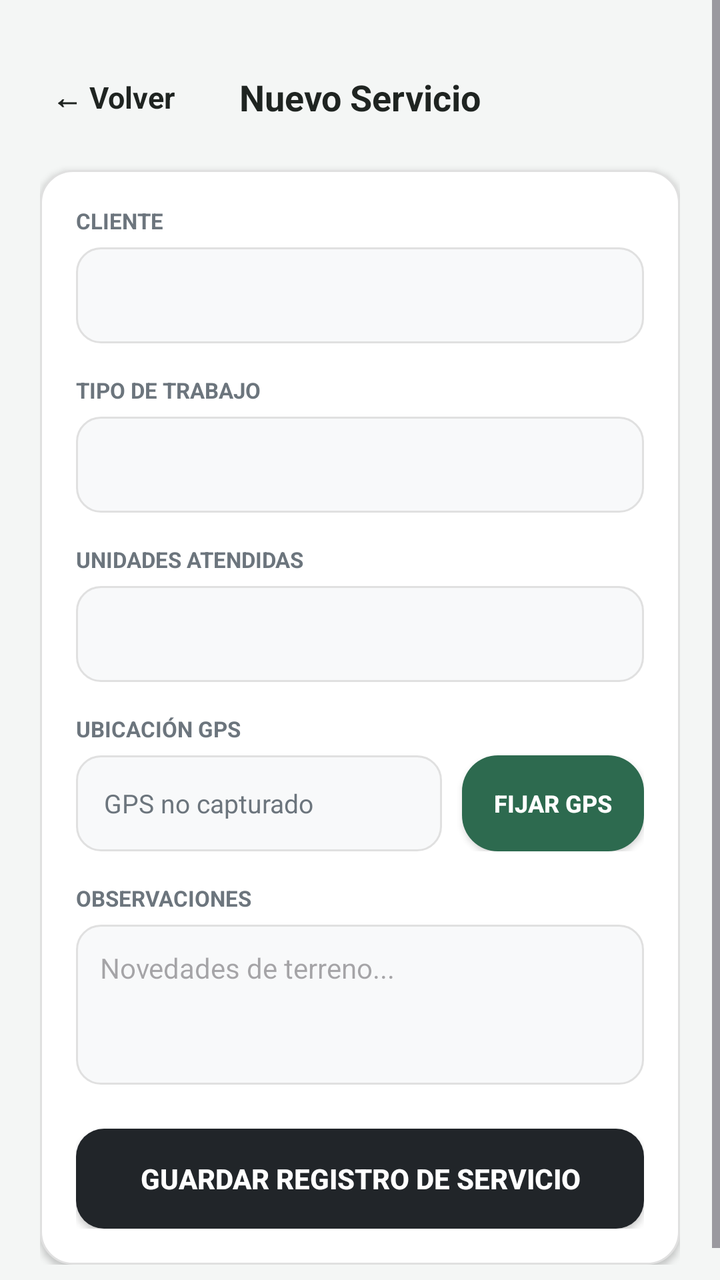
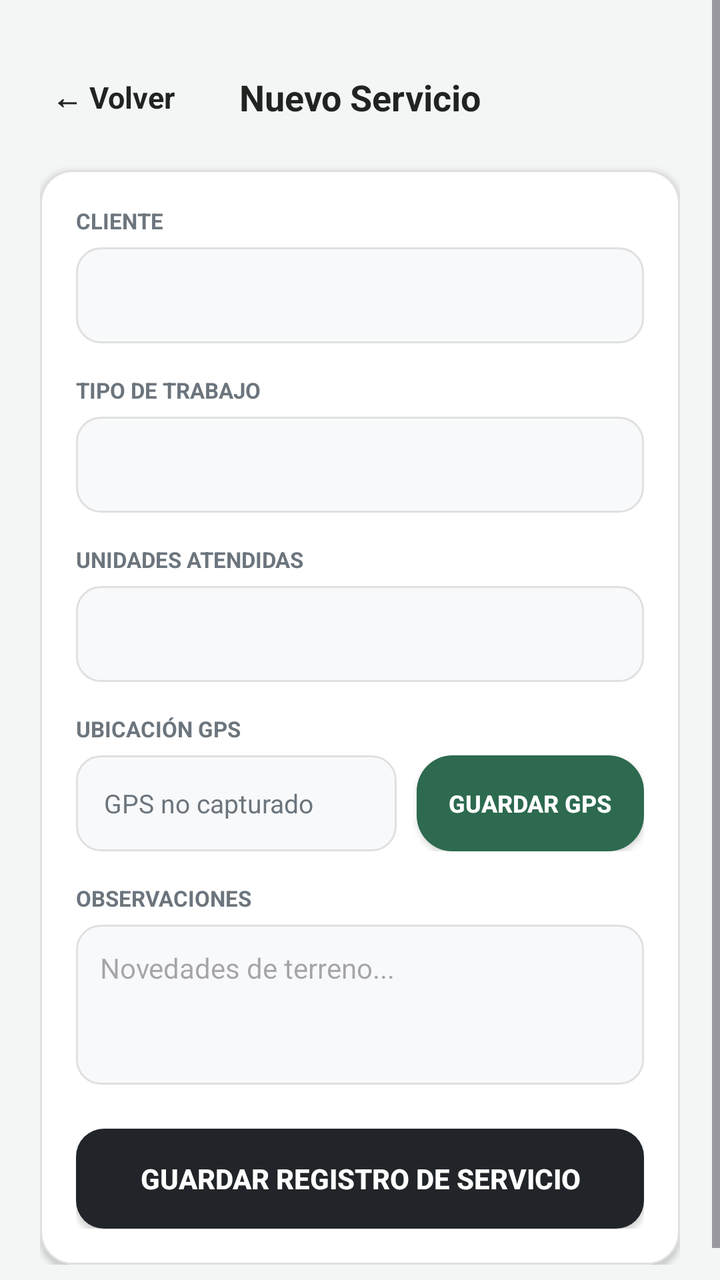

Compare the two renders of this Android layout. The source of the first and the diff that turns it into the second are given below.
<!-- AndroidManifest.xml: application theme Theme.DesiertoTarapaca -->
<!-- res/layout/activity_registrar_servicio.xml -->
<?xml version="1.0" encoding="utf-8"?>
<ScrollView xmlns:android="http://schemas.android.com/apk/res/android"
    xmlns:app="http://schemas.android.com/apk/res-auto"
    android:layout_width="match_parent"
    android:layout_height="match_parent"
    android:background="#F4F6F5"
    android:fillViewport="true">

    <LinearLayout
        android:layout_width="match_parent"
        android:layout_height="wrap_content"
        android:orientation="vertical"
        android:paddingHorizontal="20dp"
        android:paddingTop="32dp"
        android:paddingBottom="24dp">

        <RelativeLayout
            android:layout_width="match_parent"
            android:layout_height="wrap_content"
            android:layout_marginBottom="20dp">

            <TextView
                android:id="@+id/btnVolverRegistro"
                android:layout_width="wrap_content"
                android:layout_height="wrap_content"
                android:layout_alignParentStart="true"
                android:layout_centerVertical="true"
                android:padding="6dp"
                android:text="← Volver"
                android:textColor="@color/text_main"
                android:textSize="15sp"
                android:textStyle="bold" />

            <TextView
                android:layout_width="wrap_content"
                android:layout_height="wrap_content"
                android:layout_centerInParent="true"
                android:text="Nuevo Servicio"
                android:textColor="@color/text_main"
                android:textSize="18sp"
                android:textStyle="bold" />
        </RelativeLayout>

        <LinearLayout
            android:layout_width="match_parent"
            android:layout_height="wrap_content"
            android:background="@drawable/bg_white_card"
            android:elevation="2dp"
            android:orientation="vertical"
            android:padding="18dp">

            <TextView
                android:layout_width="wrap_content"
                android:layout_height="wrap_content"
                android:text="CLIENTE"
                android:textColor="@color/text_muted"
                android:textSize="11sp"
                android:textStyle="bold" />

            <EditText
                android:id="@+id/etClienteServicio"
                android:layout_width="match_parent"
                android:layout_height="48dp"
                android:layout_marginTop="6dp"
                android:background="@drawable/bg_input_field"
                android:paddingHorizontal="14dp"
                android:textColor="@color/text_main"
                android:textSize="14sp" />

            <TextView
                android:layout_width="wrap_content"
                android:layout_height="wrap_content"
                android:layout_marginTop="16dp"
                android:text="TIPO DE TRABAJO"
                android:textColor="@color/text_muted"
                android:textSize="11sp"
                android:textStyle="bold" />

            <EditText
                android:id="@+id/etTipoTrabajo"
                android:layout_width="match_parent"
                android:layout_height="48dp"
                android:layout_marginTop="6dp"
                android:background="@drawable/bg_input_field"
                android:paddingHorizontal="14dp"
                android:textColor="@color/text_main"
                android:textSize="14sp" />

            <TextView
                android:layout_width="wrap_content"
                android:layout_height="wrap_content"
                android:layout_marginTop="16dp"
                android:text="UNIDADES ATENDIDAS"
                android:textColor="@color/text_muted"
                android:textSize="11sp"
                android:textStyle="bold" />

            <EditText
                android:id="@+id/etUnidadesAtendidas"
                android:layout_width="match_parent"
                android:layout_height="48dp"
                android:layout_marginTop="6dp"
                android:background="@drawable/bg_input_field"
                android:inputType="number"
                android:paddingHorizontal="14dp"
                android:textColor="@color/text_main"
                android:textSize="14sp" />

            <TextView
                android:layout_width="wrap_content"
                android:layout_height="wrap_content"
                android:layout_marginTop="16dp"
                android:text="UBICACIÓN GPS"
                android:textColor="@color/text_muted"
                android:textSize="11sp"
                android:textStyle="bold" />

            <LinearLayout
                android:layout_width="match_parent"
                android:layout_height="wrap_content"
                android:layout_marginTop="6dp"
                android:gravity="center_vertical"
                android:orientation="horizontal">

                <TextView
                    android:id="@+id/tvCoordenadasGps"
                    android:layout_width="0dp"
                    android:layout_height="48dp"
                    android:layout_weight="1"
                    android:background="@drawable/bg_input_field"
                    android:gravity="center_vertical"
                    android:paddingHorizontal="14dp"
                    android:text="GPS no capturado"
                    android:textColor="@color/text_muted"
                    android:textSize="13sp" />

                <androidx.appcompat.widget.AppCompatButton
                    android:id="@+id/btnCapturarGps"
                    android:layout_width="wrap_content"
                    android:layout_height="48dp"
                    android:layout_marginStart="10dp"
                    android:background="@drawable/bg_green_tile"
                    android:paddingHorizontal="16dp"
                    android:text="Fijar GPS"
                    android:textColor="@color/text_light"
                    android:textSize="12sp"
                    android:textStyle="bold" />
            </LinearLayout>

            <TextView
                android:layout_width="wrap_content"
                android:layout_height="wrap_content"
                android:layout_marginTop="16dp"
                android:text="OBSERVACIONES"
                android:textColor="@color/text_muted"
                android:textSize="11sp"
                android:textStyle="bold" />

            <EditText
                android:id="@+id/etObservaciones"
                android:layout_width="match_parent"
                android:layout_height="80dp"
                android:layout_marginTop="6dp"
                android:background="@drawable/bg_input_field"
                android:gravity="top|start"
                android:hint="Novedades de terreno..."
                android:padding="12dp"
                android:textColor="@color/text_main"
                android:textSize="14sp" />

            <androidx.appcompat.widget.AppCompatButton
                android:id="@+id/btnGuardarServicio"
                android:layout_width="match_parent"
                android:layout_height="50dp"
                android:layout_marginTop="22dp"
                android:background="@drawable/bg_btn_finalizar"
                android:text="Guardar Registro de Servicio"
                android:textColor="@color/text_light"
                android:textSize="14sp"
                android:textStyle="bold" />
        </LinearLayout>

    </LinearLayout>
</ScrollView>
<!-- resources referenced by this layout -->
<resources>
  <color name="text_light">#FFFFFF</color>
  <color name="text_main">#1F2421</color>
  <color name="text_muted">#6C757D</color>
  <!-- drawable bg_btn_finalizar (drawable) -->
  <?xml version="1.0" encoding="utf-8"?>
  <ripple xmlns:android="http://schemas.android.com/apk/res/android"
      android:color="#000000">
      <item>
          <shape android:shape="rectangle">
              <solid android:color="@color/btn_dark_close" />
              <corners android:radius="14dp" />
          </shape>
      </item>
  </ripple>
  <!-- drawable bg_green_tile (drawable) -->
  <?xml version="1.0" encoding="utf-8"?>
  <ripple xmlns:android="http://schemas.android.com/apk/res/android"
      android:color="@color/green_tile_pressed">
      <item>
          <shape android:shape="rectangle">
              <solid android:color="@color/green_tile" />
              <corners android:radius="18dp" />
          </shape>
      </item>
  </ripple>
  <!-- drawable bg_input_field (drawable) -->
  <?xml version="1.0" encoding="utf-8"?>
  <shape xmlns:android="http://schemas.android.com/apk/res/android"
      android:shape="rectangle">
      <solid android:color="#F8F9FA" />
      <stroke
          android:width="1dp"
          android:color="#E0E0E0" />
      <corners android:radius="12dp" />
  </shape>
  <!-- drawable bg_white_card (drawable) -->
  <?xml version="1.0" encoding="utf-8"?>
  <shape xmlns:android="http://schemas.android.com/apk/res/android"
      android:shape="rectangle">
      <solid android:color="@color/card_white" />
      <stroke android:width="1dp" android:color="@color/border_light" />
      <corners android:radius="16dp" />
  </shape>
  <style name="Theme.DesiertoTarapaca" parent="Base.Theme.DesiertoTarapaca" />
  <color name="btn_dark_close">#212529</color>
  <color name="green_tile_pressed">#1B4332</color>
  <color name="green_tile">#2D6A4F</color>
  <color name="card_white">#FFFFFF</color>
  <color name="border_light">#E0E0E0</color>
  <style name="Base.Theme.DesiertoTarapaca" parent="Theme.Material3.DayNight.NoActionBar">
          
          
      </style>
</resources>

<!-- the commit's change to res/layout/activity_registrar_servicio.xml (unified diff, before → after) -->
@@ -141,7 +141,7 @@
                     android:layout_marginStart="10dp"
                     android:background="@drawable/bg_green_tile"
                     android:paddingHorizontal="16dp"
-                    android:text="Fijar GPS"
+                    android:text="Guardar GPS"
                     android:textColor="@color/text_light"
                     android:textSize="12sp"
                     android:textStyle="bold" />
